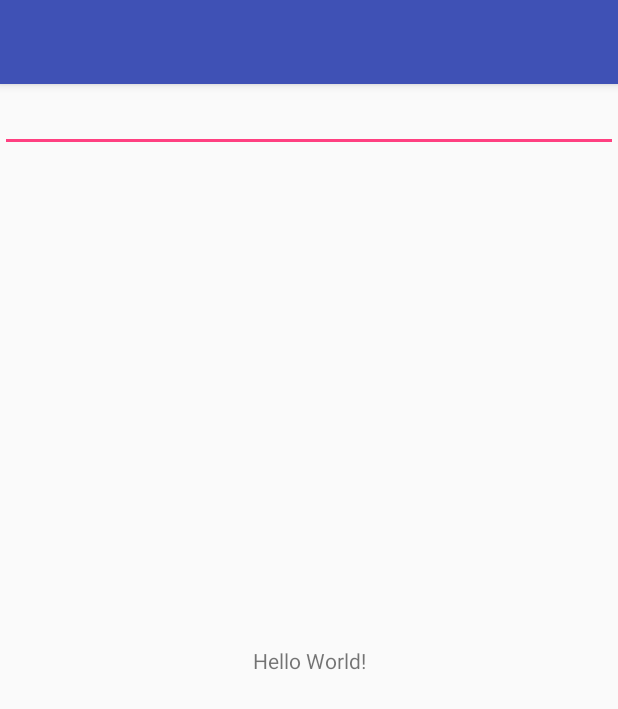
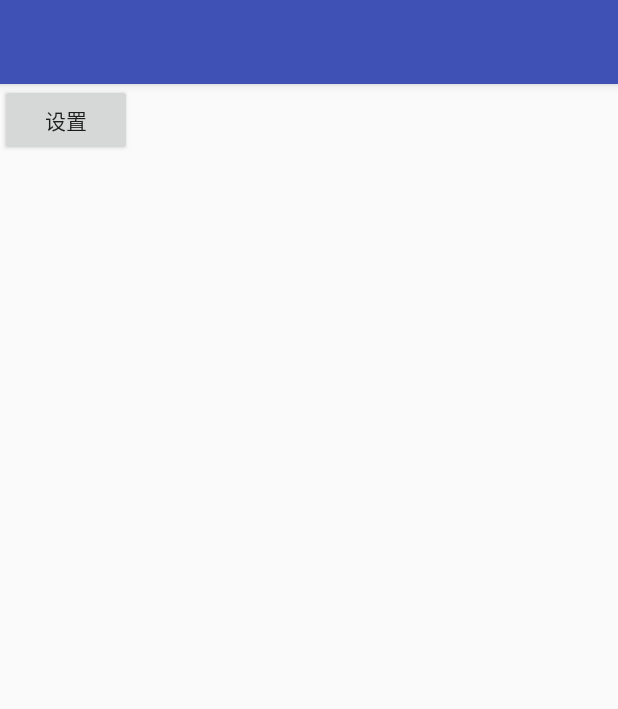
Before and after one commit to itMicmouse/AndroidTool, an Android app: the screen it shows after launch (MainActivity), on a phone screen of 412 x 824 dp. Shown: the top 709 px of the screen. Run offline under Robolectric (Android 15) with nearby library versions, the phone set to English and light mode, and no system bars.

Commit message:
android 工具

```diff
--- a/app/build.gradle
+++ b/app/build.gradle
@@ -25,4 +25,6 @@ dependencies {
     testImplementation 'junit:junit:4.12'
     androidTestImplementation 'com.android.support.test:runner:1.0.1'
     androidTestImplementation 'com.android.support.test.espresso:espresso-core:3.0.1'
+
+
 }
--- a/app/src/main/java/com/yangyakun/androidtool/MainActivity.java
+++ b/app/src/main/java/com/yangyakun/androidtool/MainActivity.java
@@ -21,69 +21,12 @@ public class MainActivity extends AppCompatActivity {
         setContentView(R.layout.activity_main);
 
 
-        try {
-            Class c = Class.forName("android.os.SystemProperties");
-            Method get = c.getMethod("get", String.class);
-            Log.i("sunmi", "the sn:" + (String) get.invoke(c, "ro.serialno"));
-            Log.i("sunmi", "First four characters:" + (String) get.invoke(c, "ro.serialno"));
-        } catch (Exception e) {
-            e.printStackTrace();
-        }
+
     }
 
-    @Override
-    public void onWindowFocusChanged(boolean hasFocus) {
-        super.onWindowFocusChanged(hasFocus);
-        SystemUIUtils.setStickFullScreen(getWindow().getDecorView());
-    }
 
-    public void opensettting(View view) {
-
-//        Intent intent = new Intent(Intent.ACTION_VIEW);
-//        String packageName = "cn.trinea.android.developertools";
-//        String className = "cn.trinea.android.developertools.MainActivity";
-//        intent.setClassName(packageName, className);
-
+    public void open(View view) {
         Intent intent = new Intent(Settings.ACTION_SETTINGS);
-        startActivity(intent); // 打开系统设置界面
-//        Intent intent = new Intent(Settings.ACTION_SETTINGS);
         startActivity(intent);
     }
-
-    private boolean keyEven = false;
-    private ScanGun mScanGun = null;
-    private boolean isHandleKey = true;
-    @Override
-    public boolean onKeyDown(int keyCode, KeyEvent event) {
-        if (keyEven) {
-            if (keyCode <= 6) {
-                return super.dispatchKeyEvent(event);
-            }
-            if (mScanGun.isMaybeScanning(keyCode, event)) {
-                return true;
-            }
-        }
-        return super.onKeyDown(keyCode, event);
-    }
-
-    @Override
-    public boolean dispatchKeyEvent(KeyEvent event) {
-        // 拦截物理键盘事件
-        if (keyEven) {
-            if (event.getKeyCode() != 67) {
-                if (isHandleKey && event.getKeyCode() > 6) {
-                    if (event.getAction() == KeyEvent.ACTION_DOWN) {
-                        this.onKeyDown(event.getKeyCode(), event);
-                        return true;
-
-                    } else if (event.getAction() == KeyEvent.ACTION_UP) {
-                        this.onKeyUp(event.getKeyCode(), event);
-                        return true;
-                    }
-                    return true;
-                }
-            }
-        }
-        return super.dispatchKeyEvent(event);
-    }
 }
--- a/app/src/main/res/layout/activity_main.xml
+++ b/app/src/main/res/layout/activity_main.xml
@@ -1,25 +1,15 @@
 <?xml version="1.0" encoding="utf-8"?>
-<android.support.constraint.ConstraintLayout xmlns:android="http://schemas.android.com/apk/res/android"
+<LinearLayout xmlns:android="http://schemas.android.com/apk/res/android"
     xmlns:app="http://schemas.android.com/apk/res-auto"
     xmlns:tools="http://schemas.android.com/tools"
     android:layout_width="match_parent"
     android:layout_height="match_parent"
     tools:context="com.yangyakun.androidtool.MainActivity">
 
-    <TextView
+    <Button
+        android:text="设置"
+        android:onClick="open"
         android:layout_width="wrap_content"
-        android:layout_height="wrap_content"
-        android:text="Hello World!"
-        android:onClick="opensettting"
-        app:layout_constraintBottom_toBottomOf="parent"
-        app:layout_constraintLeft_toLeftOf="parent"
-        app:layout_constraintRight_toRightOf="parent"
-        app:layout_constraintTop_toTopOf="parent" />
+        android:layout_height="wrap_content" />
 
-    <EditText
-        android:layout_width="match_parent"
-        android:layout_height="wrap_content"
-        tools:layout_editor_absoluteX="0dp"
-        tools:layout_editor_absoluteY="266dp" />
-
-</android.support.constraint.ConstraintLayout>
+</LinearLayout>
```
